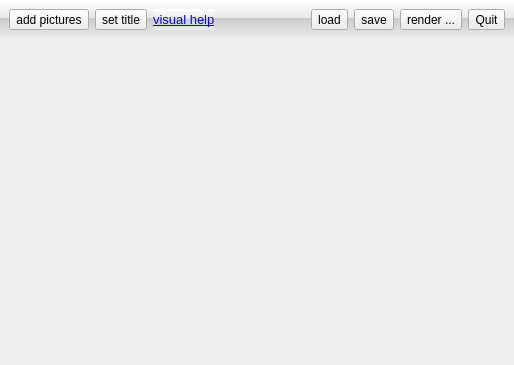
This is FotoWall.ui in enricoros/fotowall as Qt 5 draws it before an edit. The edited form follows.
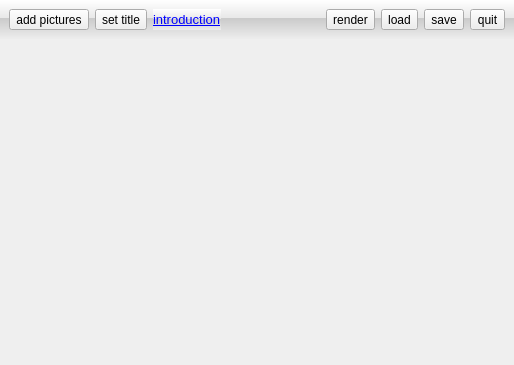
This is the edited form. Icons and pictures are not drawn.

Patch:
```diff
--- a/FotoWall.ui
+++ b/FotoWall.ui
@@ -62,7 +62,7 @@
 &lt;html&gt;&lt;head&gt;&lt;meta name=&quot;qrichtext&quot; content=&quot;1&quot; /&gt;&lt;style type=&quot;text/css&quot;&gt;
 p, li { white-space: pre-wrap; }
 &lt;/style&gt;&lt;/head&gt;&lt;body style=&quot; font-family:'Sans Serif'; font-size:10pt; font-weight:400; font-style:normal;&quot;&gt;
-&lt;p style=&quot; margin-top:0px; margin-bottom:0px; margin-left:0px; margin-right:0px; -qt-block-indent:0; text-indent:0px;&quot;&gt;&lt;a href=&quot;help&quot;&gt;&lt;span style=&quot; text-decoration: underline; color:#0000ff;&quot;&gt;visual help&lt;/span&gt;&lt;/a&gt;&lt;/p&gt;&lt;/body&gt;&lt;/html&gt;</string>
+&lt;p style=&quot; margin-top:0px; margin-bottom:0px; margin-left:0px; margin-right:0px; -qt-block-indent:0; text-indent:0px;&quot;&gt;&lt;a href=&quot;help&quot;&gt;&lt;span style=&quot; text-decoration: underline; color:#0000ff;&quot;&gt;introduction&lt;/span&gt;&lt;/a&gt;&lt;/p&gt;&lt;/body&gt;&lt;/html&gt;</string>
         </property>
        </widget>
       </item>
@@ -79,6 +79,50 @@
         </property>
        </spacer>
       </item>
+      <item>
+       <widget class="QToolButton" name="pngButton">
+        <property name="palette">
+         <palette>
+          <active>
+           <colorrole role="Button">
+            <brush brushstyle="SolidPattern">
+             <color alpha="160">
+              <red>238</red>
+              <green>238</green>
+              <blue>238</blue>
+             </color>
+            </brush>
+           </colorrole>
+          </active>
+          <inactive>
+           <colorrole role="Button">
+            <brush brushstyle="SolidPattern">
+             <color alpha="160">
+              <red>238</red>
+              <green>238</green>
+              <blue>238</blue>
+             </color>
+            </brush>
+           </colorrole>
+          </inactive>
+          <disabled>
+           <colorrole role="Button">
+            <brush brushstyle="SolidPattern">
+             <color alpha="160">
+              <red>238</red>
+              <green>238</green>
+              <blue>238</blue>
+             </color>
+            </brush>
+           </colorrole>
+          </disabled>
+         </palette>
+        </property>
+        <property name="text">
+         <string>render</string>
+        </property>
+       </widget>
+      </item>
       <item>
        <widget class="QToolButton" name="loadButton">
         <property name="palette">
@@ -167,50 +211,6 @@
         </property>
        </widget>
       </item>
-      <item>
-       <widget class="QToolButton" name="pngButton">
-        <property name="palette">
-         <palette>
-          <active>
-           <colorrole role="Button">
-            <brush brushstyle="SolidPattern">
-             <color alpha="160">
-              <red>238</red>
-              <green>238</green>
-              <blue>238</blue>
-             </color>
-            </brush>
-           </colorrole>
-          </active>
-          <inactive>
-           <colorrole role="Button">
-            <brush brushstyle="SolidPattern">
-             <color alpha="160">
-              <red>238</red>
-              <green>238</green>
-              <blue>238</blue>
-             </color>
-            </brush>
-           </colorrole>
-          </inactive>
-          <disabled>
-           <colorrole role="Button">
-            <brush brushstyle="SolidPattern">
-             <color alpha="160">
-              <red>238</red>
-              <green>238</green>
-              <blue>238</blue>
-             </color>
-            </brush>
-           </colorrole>
-          </disabled>
-         </palette>
-        </property>
-        <property name="text">
-         <string>render ...</string>
-        </property>
-       </widget>
-      </item>
       <item>
        <widget class="QToolButton" name="quitButton">
         <property name="palette">
@@ -251,7 +251,7 @@
          </palette>
         </property>
         <property name="text">
-         <string>Quit</string>
+         <string>quit</string>
         </property>
        </widget>
       </item>
```
